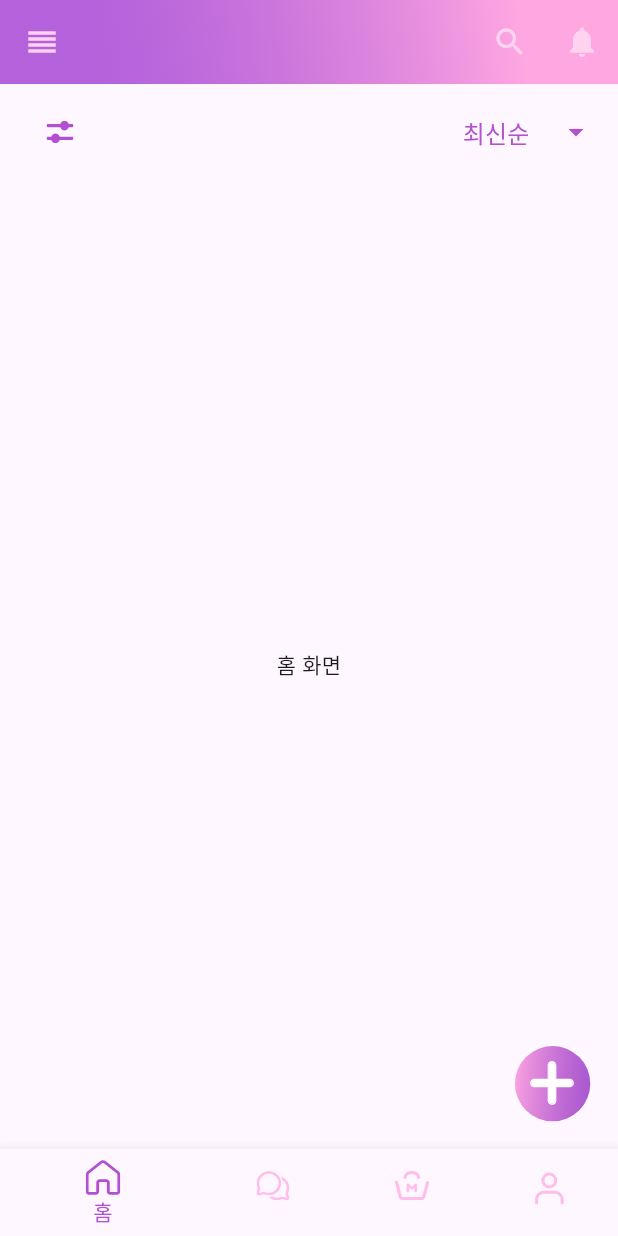
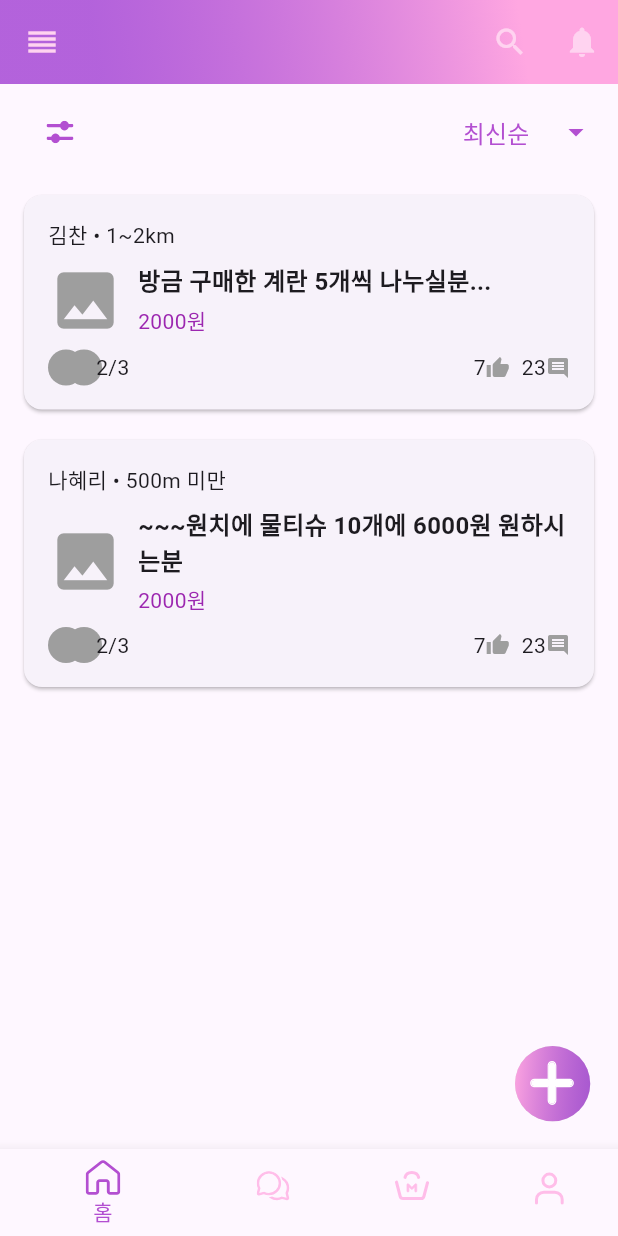
Before and after one commit to RINAHEO/Mogu-Modu_Gumae_front, a Flutter app: the screen it shows after launch, on a phone screen of 412 x 824 dp. Run offline on Flutter 3.47's test engine with Material 3 defaults, Android fonts, the light colour scheme and no system bars; our stand-ins replace file_picker, flutter_svg, geolocator, google_mobile_ads, permission_handler; missing offline and left inert: flutter_naver_map; network calls fail.

Commit message:
feat: search_page.dart 게시글, 버튼 inkwell 추가, home_page.dart 홈화면 게시글 디자인, post_detail_page.dart, chat_room_page.dart 이동경로 추가

```diff
--- a/lib/user/home/home_page.dart
+++ b/lib/user/home/home_page.dart
@@ -1,9 +1,11 @@
 import 'package:flutter/material.dart';
 import 'package:flutter_svg/svg.dart';
 import 'package:google_mobile_ads/google_mobile_ads.dart';
+import 'package:mogu_app/user/chat/chat_room_page.dart';
 import 'package:mogu_app/user/home/post/post_create_page.dart';
 import 'package:mogu_app/user/home/search_page.dart';
 import 'package:mogu_app/user/myPage/account_management_page.dart';
+import 'package:mogu_app/user/home/post/post_detail_page.dart';
 
 import '../myPage/setting_page.dart';
 import '../myPage/update_profile_page.dart';
@@ -33,12 +35,37 @@ class _HomePageState extends State<HomePage> with SingleTickerProviderStateMixin
   String _selectedPurchaseStatus = '미구입';
   String _selectedChatFilter = '전체';
 
+  // 홈 화면의 게시글 데이터
+  final List<Map<String, dynamic>> posts = [
+    {
+      'username': '김찬',
+      'distance': '1~2km',
+      'title': '방금 구매한 계란 5개씩 나누실분...',
+      'price': '2000원',
+      'participants': 2,
+      'maxParticipants': 3,
+      'likes': 7,
+      'comments': 23,
+    },
+    {
+      'username': '나혜리',
+      'distance': '500m 미만',
+      'title': '~~~원치에 물티슈 10개에 6000원 원하시는분',
+      'price': '2000원',
+      'participants': 2,
+      'maxParticipants': 3,
+      'likes': 7,
+      'comments': 23,
+    },
+    // 다른 게시글들...
+  ];
+
+  // 채팅 목록 데이터
   final List<Map<String, String>> chatItems = List.generate(
     6,
         (index) => {
       'title': '그럼 명지대학교에서 뵙겠습니다',
       'time': '오후 9시 13분',
-      'image': 'assets/images/sample_image.png', // 이미지 경로
     },
   );
 
@@ -294,10 +321,112 @@ class _HomePageState extends State<HomePage> with SingleTickerProviderStateMixin
     );
   }
 
+  Widget _buildPostCard(Map<String, dynamic> post) {
+    return InkWell(
+      onTap: () {
+        Navigator.push(
+          context,
+          PageRouteBuilder(
+            pageBuilder: (context, animation, secondaryAnimation) =>
+                PostDetailPage(),
+            transitionsBuilder: (context, animation, secondaryAnimation, child) {
+              const begin = Offset(1.0, 0.0); // 오른쪽에서 시작
+              const end = Offset.zero;
+              const curve = Curves.ease;
+
+              var tween = Tween(begin: begin, end: end)
+                  .chain(CurveTween(curve: curve));
+
+              return SlideTransition(
+                position: animation.drive(tween),
+                child: child,
+              );
+            },
+          ),
+        );
+      },
+      splashColor: Colors.purple.withOpacity(0.2),
+      child: Card(
+        margin: EdgeInsets.symmetric(vertical: 10, horizontal: 16),
+        child: Padding(
+          padding: const EdgeInsets.all(16.0),
+          child: Column(
+            crossAxisAlignment: CrossAxisAlignment.start,
+            children: [
+              Text('${post['username']} • ${post['distance']}'),
+              SizedBox(height: 8),
+              Row(
+                children: [
+                  Icon(Icons.image, size: 50, color: Colors.grey), // 임시 아이콘
+                  SizedBox(width: 10),
+                  Expanded(
+                    child: Column(
+                      crossAxisAlignment: CrossAxisAlignment.start,
+                      children: [
+                        Text(
+                          post['title'],
+                          style: TextStyle(fontSize: 16, fontWeight: FontWeight.bold),
+                        ),
+                        SizedBox(height: 4),
+                        Text(post['price'], style: TextStyle(color: Colors.purple)),
+                      ],
+                    ),
+                  ),
+                ],
+              ),
+              SizedBox(height: 8),
+              Row(
+                mainAxisAlignment: MainAxisAlignment.spaceBetween,
+                children: [
+                  Row(
+                    children: [
+                      Stack(
+                        clipBehavior: Clip.none,
+                        children: const [
+                          CircleAvatar(
+                            radius: 12,
+                            backgroundColor: Colors.grey,
+                          ),
+                          Positioned(
+                            left: 12,
+                            child: CircleAvatar(
+                              radius: 12,
+                              backgroundColor: Colors.grey,
+                            ),
+                          ),
+                        ],
+                      ),
+                      SizedBox(width: 8),
+                      Text('${post['participants']}/${post['maxParticipants']}'),
+                    ],
+                  ),
+                  Row(
+                    children: [
+                      Text('${post['likes']}'),
+                      Icon(Icons.thumb_up, size: 16, color: Colors.grey),
+                      SizedBox(width: 8),
+                      Text('${post['comments']}'),
+                      Icon(Icons.comment, size: 16, color: Colors.grey),
+                    ],
+                  ),
+                ],
+              )
+            ],
+          ),
+        ),
+      ),
+    );
+  }
+
   @override
   Widget build(BuildContext context) {
     List<Widget> widgetOptions = <Widget>[
-      Center(child: Text('홈 화면')),
+      ListView.builder(
+        itemCount: posts.length,
+        itemBuilder: (context, index) {
+          return _buildPostCard(posts[index]);
+        },
+      ),
       Column(
         children: [
           Padding(
@@ -361,7 +490,26 @@ class _HomePageState extends State<HomePage> with SingleTickerProviderStateMixin
                   ),
                   trailing: Icon(Icons.arrow_forward_ios, size: 16),
                   onTap: () {
-                    // 채팅 클릭 시 동작
+                    Navigator.push(
+                      context,
+                      PageRouteBuilder(
+                        pageBuilder: (context, animation, secondaryAnimation) =>
+                            ChatRoomPage(),
+                        transitionsBuilder: (context, animation, secondaryAnimation, child) {
+                          const begin = Offset(1.0, 0.0); // 오른쪽에서 시작
+                          const end = Offset.zero;
+                          const curve = Curves.ease;
+
+                          var tween = Tween(begin: begin, end: end)
+                              .chain(CurveTween(curve: curve));
+
+                          return SlideTransition(
+                            position: animation.drive(tween),
+                            child: child,
+                          );
+                        },
+                      ),
+                    );
                   },
                 );
               },
```
Also changed, not shown: lib/user/home/search_page.dart (+34 -13 lines).
